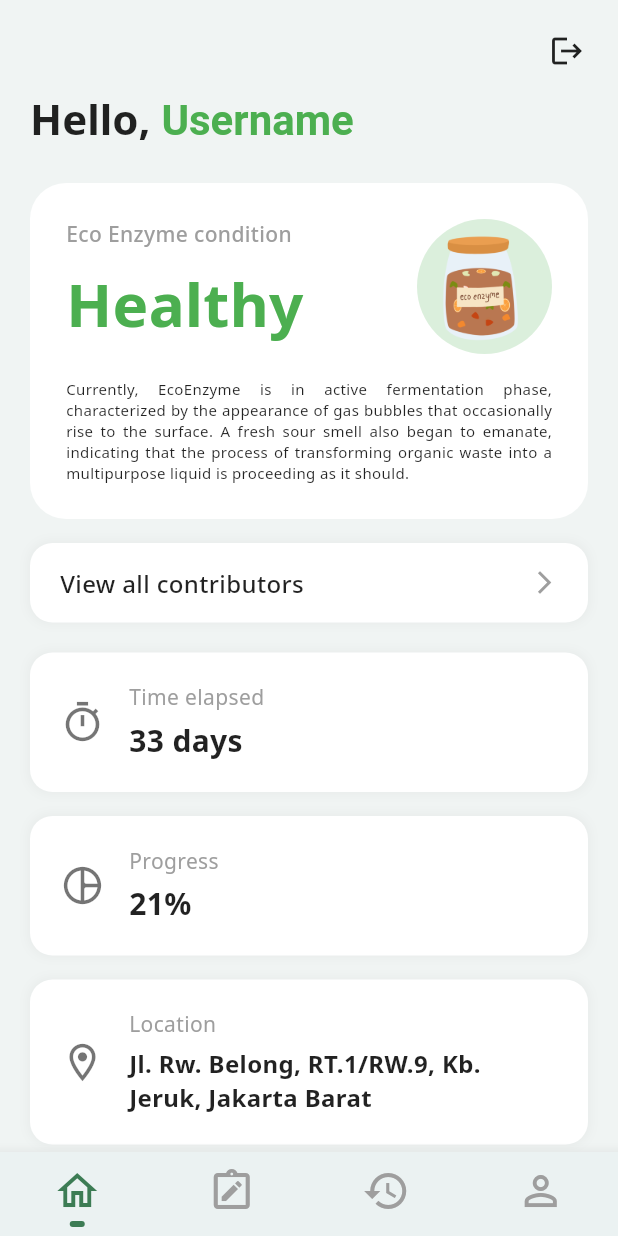
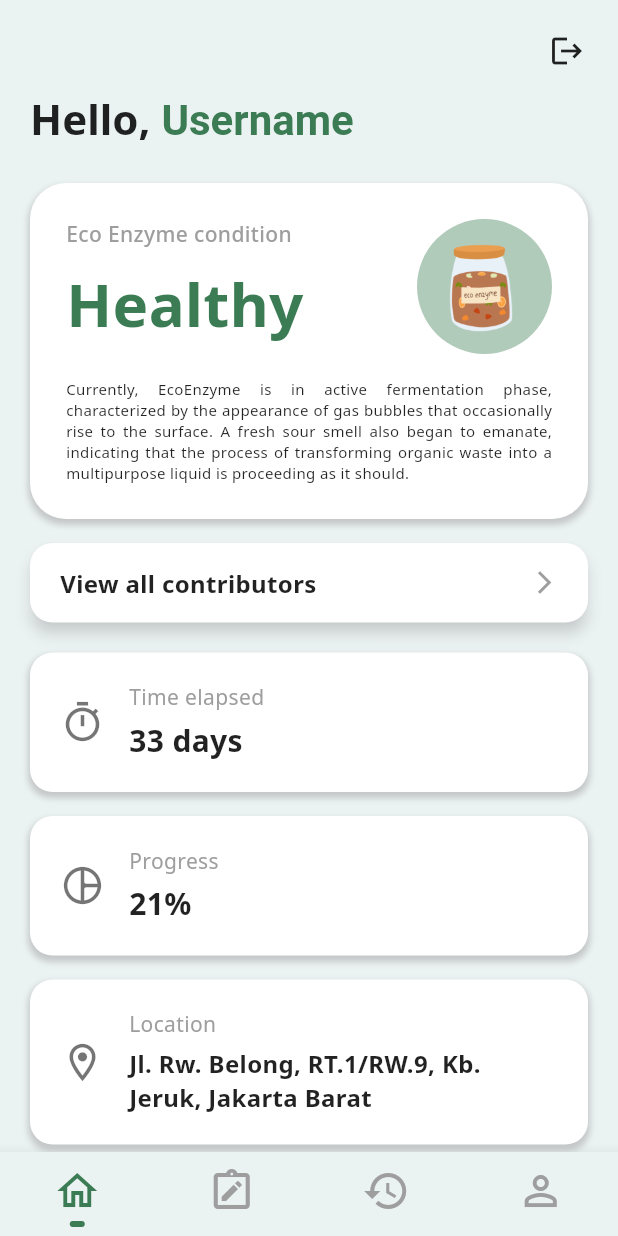
Before and after one commit to kensunjaya/ReBio, a Flutter app: the screen it shows once a user with an empty profile is signed in, on a phone screen of 412 x 824 dp. Run offline on Flutter 3.47's test engine with Material 3 defaults, Android fonts, the phone set to English and light mode, and no system bars; our stand-ins replace cloud_firestore, firebase_auth, firebase_core, flutter_svg, google_fonts, image_picker; accounts and stored records are empty.

Commit message:
contributors and details page

```diff
--- a/lib/pages/home.dart
+++ b/lib/pages/home.dart
@@ -1,62 +1,15 @@
-// import 'package:flutter/material.dart';
-// import 'package:firebase_auth/firebase_auth.dart';
-// import 'package:rebio/theme/constants.dart';
-// import 'package:google_fonts/google_fonts.dart';
-
-
-// class HomePage extends StatefulWidget {
-//   const HomePage({super.key});
-
-//   @override
-//   State<HomePage> createState() => _HomePageState();
-// }
-
-// class _HomePageState extends State<HomePage> {
-
 //   // ini buat sementara aja log out nya ditaro di home page, later bakal dipindahin ke Profile Page kalo udah ada Profile Page.
 //   void logout(BuildContext context) async {
 //     await FirebaseAuth.instance.signOut();
 //     Navigator.pushReplacementNamed(context, '/login');
 //   }
 
-//   @override
-//   Widget build(BuildContext context) {
-//     return Scaffold(
-//       backgroundColor: bg,
-//       appBar: AppBar(
-//         title: const Text('Home'),
-//         backgroundColor: bg,
-//         actions: [
-//           IconButton(
-//             icon: const Icon(Icons.logout),
-//             onPressed: () => logout(context),
-//             tooltip: 'Logout',
-//           ),
-//         ],
-//       ),
-//       body: Center(
-
-
-//         child: Column(
-//           crossAxisAlignment: CrossAxisAlignment.center,
-//           children: [
-//             Padding(
-//               padding: const EdgeInsets.only(bottom: 8.0),
-//               child: Text("Hello, Username!", style: GoogleFonts.notoSans(fontSize: 24, fontWeight: FontWeight.w600)),
-//             ),
-//       ]),
-//     ));
-//   }
-// }
 
 import 'package:flutter/material.dart';
 import 'package:firebase_auth/firebase_auth.dart';
-// Anda mungkin perlu menghapus import ini jika 'bg' tidak digunakan lagi
-// atau jika Anda ingin menggunakan warna dari sini.
-// import 'package:rebio/theme/constants.dart';
 import 'package:google_fonts/google_fonts.dart';
-const Color kBackgroundColor = Color(0xFFF0F4F3);
-const Color kPrimaryColor = Color(0xFF4CAF50);
+import 'package:rebio/pages/contributors.dart';
+import 'package:rebio/theme/constants.dart';
 const Color kGreyTextColor = Colors.grey;
 const Color kDarkTextColor = Colors.black87;
 
@@ -94,7 +47,7 @@ class _HomePageState extends State<HomePage> {
   @override
   Widget build(BuildContext context) {
     return Scaffold(
-      backgroundColor: kBackgroundColor, // Menggunakan warna dari konstanta
+      backgroundColor: bg, // Menggunakan warna dari konstanta
       body: SafeArea(
         child: Stack( // Gunakan Stack untuk menumpuk tombol logout di atas konten
           children: [
@@ -115,7 +68,7 @@ class _HomePageState extends State<HomePage> {
                   const SizedBox(height: 16),
 
                   // 3. Tombol Lihat Kontributor
-                  _buildContributorsButton(),
+                  _buildContributorsButton(context),
                   const SizedBox(height: 20),
 
                   // 4. Kartu Info (Waktu & Progres)
@@ -170,7 +123,7 @@ class _HomePageState extends State<HomePage> {
           const TextSpan(text: 'Hello, '),
           TextSpan(
             text: "Username",
-            style: const TextStyle(color: kPrimaryColor),
+            style: const TextStyle(color: primary),
           ),
         ],
       ),
@@ -183,6 +136,14 @@ class _HomePageState extends State<HomePage> {
       decoration: BoxDecoration(
         color: Colors.white,
         borderRadius: BorderRadius.circular(24.0),
+        boxShadow: [
+          BoxShadow(
+            color: Colors.grey.withValues(alpha: 0.5),
+            spreadRadius: 1,
+            blurRadius: 3,
+            offset: Offset(0, 3),
+          )
+        ]
       ),
       // Gunakan Column sebagai widget utama untuk menyusun elemen secara vertikal
       child: Column(
@@ -211,7 +172,7 @@ class _HomePageState extends State<HomePage> {
                       style: GoogleFonts.notoSans(
                         fontSize: 40,
                         fontWeight: FontWeight.bold,
-                        color: kPrimaryColor,
+                        color: primary,
                       ),
                     ),
                   ],
@@ -223,17 +184,17 @@ class _HomePageState extends State<HomePage> {
                 width: 90,
                 height: 90,
                 decoration: BoxDecoration(
-                  color: kPrimaryColor.withOpacity(0.2),
+                  color: primary.withOpacity(0.4),
                   shape: BoxShape.circle,
                 ),
                 child: Center(
                   child: Image.asset(
                     'assets/images/ecoenzyme.png',
-                    width: 60,
+                    width: 50,
                     errorBuilder: (context, error, stackTrace) {
                       return const Icon(
                         Icons.broken_image_rounded,
-                        color: Colors.grey,
+                        color: secondary,
                         size: 40,
                       );
                     },
@@ -258,17 +219,30 @@ class _HomePageState extends State<HomePage> {
   }
 
   // Widget untuk tombol "View all contributors"
-  Widget _buildContributorsButton() {
-    return Container(
+   Widget _buildContributorsButton(BuildContext context) {
+    return Material(
+      color: Colors.white,
+      borderRadius: BorderRadius.circular(15.0),
+      elevation: 4.0,
+      shadowColor: Colors.grey.withValues(alpha: 0.5),
+      child: InkWell(
+        borderRadius: BorderRadius.circular(15.0),
+        onTap: () {
+          Navigator.push(
+            context,
+            MaterialPageRoute(builder: (context) => const ContributorsPage()),
+          );
+        },
+        child: Container(
           padding: const EdgeInsets.symmetric(horizontal: 20, vertical: 15),
           decoration: BoxDecoration(
-        color: Colors.white,
+            color: Colors.transparent,
             borderRadius: BorderRadius.circular(15.0),
             boxShadow: [
               BoxShadow(
-            color: Colors.grey.withOpacity(0.1),
+                color: Colors.white.withOpacity(0.1),
                 spreadRadius: 1,
-            blurRadius: 5,
+                blurRadius: 3,
               )
             ],
           ),
@@ -279,15 +253,18 @@ class _HomePageState extends State<HomePage> {
                 'View all contributors',
                 style: GoogleFonts.notoSans(
                   fontSize: 16,
-              fontWeight: FontWeight.w500,
+                  fontWeight: FontWeight.w700,
                   color: kDarkTextColor,
                 ),
               ),
               const Icon(Icons.arrow_forward_ios, size: 18, color: kGreyTextColor),
             ],
           ),
+        ),
+      ),
     );
   }
+
 
   // Template kartu untuk info (Waktu, Progres)
   Widget _buildInfoCard({
@@ -302,9 +279,10 @@ class _HomePageState extends State<HomePage> {
         borderRadius: BorderRadius.circular(15.0),
         boxShadow: [
           BoxShadow(
-            color: Colors.grey.withOpacity(0.1),
+            color: Colors.grey.withValues(alpha: 0.5),
             spreadRadius: 1,
-            blurRadius: 5,
+            blurRadius: 3,
+            offset: Offset(0, 3),
           )
         ],
       ),
@@ -344,9 +322,10 @@ class _HomePageState extends State<HomePage> {
         borderRadius: BorderRadius.circular(15.0),
         boxShadow: [
           BoxShadow(
-            color: Colors.grey.withOpacity(0.1),
+            color: Colors.grey.withValues(alpha: 0.5),
             spreadRadius: 1,
-            blurRadius: 5,
+            blurRadius: 3,
+            offset: Offset(0, 3),
           )
         ],
       ),
@@ -415,9 +394,10 @@ class _HomePageState extends State<HomePage> {
         borderRadius: BorderRadius.circular(15.0),
         boxShadow: [
           BoxShadow(
-            color: Colors.grey.withOpacity(0.1),
+            color: Colors.grey.withValues(alpha: 0.5),
             spreadRadius: 1,
-            blurRadius: 5,
+            blurRadius: 3,
+            offset: Offset(0, 3)
           )
         ],
       ),
```
Also changed, not shown: lib/pages/contributors.dart (+138 -0 lines), lib/pages/details.dart (added, +150 -0 lines), pubspec.lock. Lines whose indentation alone changed are shown as unchanged.
